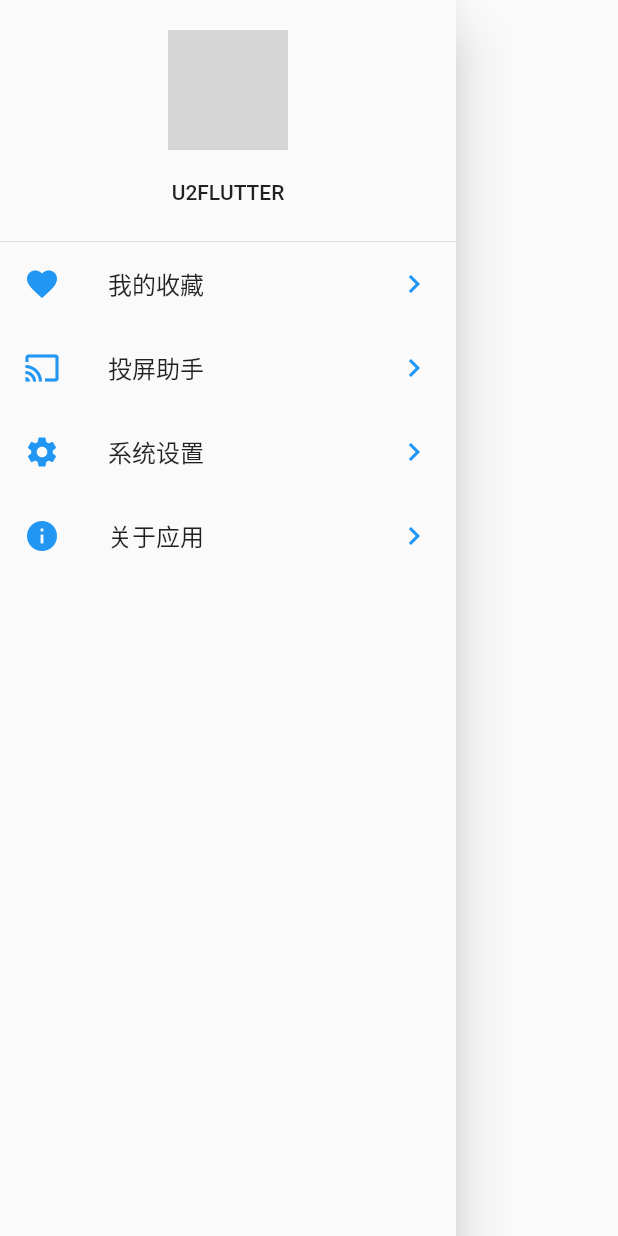
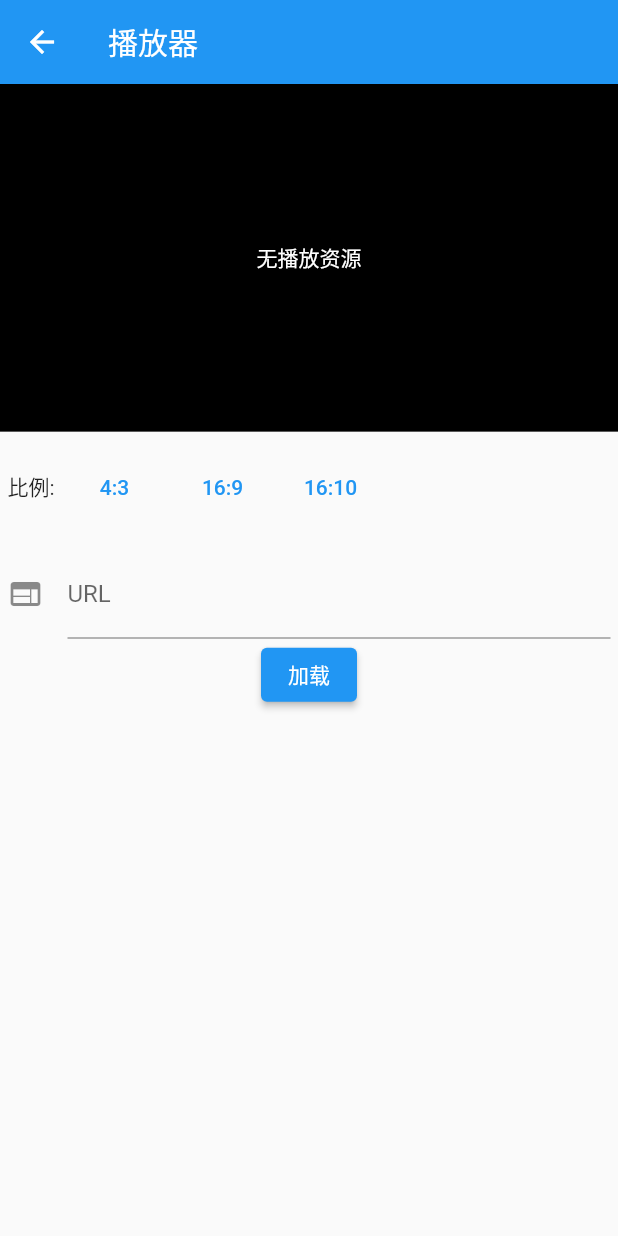
Before and after one commit to suconghou/u2flutter, a Flutter app: the HomeDrawer widget shown alone on an empty page, opened directly, after a tap on "U2FLUTTER", on a phone screen of 412 x 824 dp. Run offline on Flutter 3.47's test engine with Material 2 defaults, Android fonts, the phone set to English and light mode, and no system bars; our stand-ins replace shared_preferences; missing offline and left inert: dlna_dart, mediaindex_dart, u2flutter_player; accounts and stored records are empty; network calls fail; grey boxes are pictures that could not be loaded.

Commit message:
fix: improve

```diff
--- a/lib/api/index.dart
+++ b/lib/api/index.dart
@@ -5,7 +5,8 @@ import '../utils/store.dart';
 
 final _default = 'https://r.suconghou.cn/video/api/v3/';
 
-final _defaulstream = 'http://share.suconghou.cn/video/';
+final _defaulstream =
+    'http://share.suconghou.cn/video/;https://stream.pull.workers.dev/video/';
 
 bool _init = false;
 
--- /dev/null
+++ b/lib/ui/pages/PlayerPage.dart
@@ -0,0 +1,162 @@
+import 'dart:async';
+
+import 'package:flutter/material.dart';
+import 'package:flutter/services.dart';
+import 'package:flutter_app/ui/utils/toast.dart';
+import '../widgets/VideoStreamPlayer.dart';
+
+class PlayerPage extends StatefulWidget {
+  @override
+  State<StatefulWidget> createState() {
+    return _PlayerPageState();
+  }
+}
+
+class _PlayerPageState extends State {
+  String url = "";
+  double ratio = 1.7777;
+  TextEditingController urlController = TextEditingController();
+  final List<String> urls = [];
+  @override
+  Widget build(BuildContext context) {
+    final full = MediaQuery.of(context).orientation == Orientation.landscape;
+    final player = _buildPlayer(url);
+    final page = Scaffold(
+      appBar: AppBar(
+        title: Text("播放器"),
+      ),
+      body: ListView(
+        children: [
+          AspectRatio(
+            aspectRatio: ratio,
+            child: player,
+          ),
+          Container(
+            margin: EdgeInsets.all(5),
+            child: Row(
+              children: [
+                Text(
+                  "比例:",
+                  style: TextStyle(fontSize: 14),
+                ),
+                ButtonBar(
+                  children: [
+                    TextButton(
+                      child: Text("4:3"),
+                      onPressed: () {
+                        setState(() {
+                          ratio = 4 / 3;
+                        });
+                      },
+                    ),
+                    TextButton(
+                      child: Text("16:9"),
+                      onPressed: () {
+                        setState(() {
+                          ratio = 16 / 9;
+                        });
+                      },
+                    ),
+                    TextButton(
+                      child: Text("16:10"),
+                      onPressed: () {
+                        setState(() {
+                          ratio = 16 / 10;
+                        });
+                      },
+                    )
+                  ],
+                )
+              ],
+            ),
+          ),
+          Container(
+            margin: EdgeInsets.all(5),
+            child: Column(
+              children: [
+                TextField(
+                    controller: urlController,
+                    decoration: InputDecoration(
+                      icon: Icon(Icons.web),
+                      labelText: "URL",
+                    )),
+                ElevatedButton(
+                    child: Text("加载"),
+                    onPressed: () {
+                      setState(() {
+                        final u = urlController.value.text.trim();
+                        if (u.isEmpty) {
+                          Toast.toast(context, "请输入正确的URL");
+                          return;
+                        }
+                        if (url == u) {
+                          setState(() {
+                            url = "";
+                          });
+                        }
+                        urls.remove(u);
+                        urls.add(u);
+                        urlController.value = TextEditingValue.empty;
+                        Timer(Duration(milliseconds: 80), () {
+                          setState(() {
+                            url = u;
+                          });
+                        });
+                      });
+                    })
+              ],
+            ),
+          ),
+          Container(
+            alignment: Alignment.topLeft,
+            margin: EdgeInsets.all(5),
+            height: 500,
+            child: ListView(
+              children: urls
+                  .map((e) => InkWell(
+                        child: Container(
+                          padding: EdgeInsets.only(top: 6, bottom: 6, right: 3),
+                          child: Text(
+                            e,
+                            maxLines: 1,
+                            overflow: TextOverflow.ellipsis,
+                            style: TextStyle(overflow: TextOverflow.ellipsis),
+                          ),
+                        ),
+                        onTap: () {
+                          urlController.value = TextEditingValue(text: e);
+                          ClipboardData data = ClipboardData(text: e);
+                          Clipboard.setData(data);
+                          Toast.toast(context, "已复制");
+                        },
+                      ))
+                  .toList(),
+            ),
+          )
+        ],
+      ),
+    );
+
+    return full
+        ? Scaffold(
+            body: Stack(fit: StackFit.expand, children: <Widget>[
+            player,
+          ]))
+        : page;
+  }
+
+  Widget _buildPlayer(String url) {
+    if (url.isEmpty) {
+      return Container(
+        color: Colors.black,
+        child: Center(
+          child: Text(
+            "无播放资源",
+            style: TextStyle(color: Colors.white),
+          ),
+        ),
+      );
+    }
+    return VideoStreamPlayer(url, "");
+  }
+}
--- a/lib/ui/routes.dart
+++ b/lib/ui/routes.dart
@@ -2,6 +2,7 @@ import 'package:flutter/material.dart';
 import 'pages/MainPage.dart';
 import 'pages/FavoritesPage.dart';
 import 'pages/PlayPage.dart';
+import 'pages/PlayerPage.dart';
 import 'pages/SettingsPage.dart';
 import 'pages/AboutPage.dart';
 import 'pages/SharePage.dart';
@@ -12,9 +13,10 @@ final Map<String, WidgetBuilder> routes = {
   "/": (c) => MainPage(),
   '/favorites': (c) => FavoritesPage(),
   '/share': (c) => SharePage(),
-  '/channel':(c)=>ChannelPage(),
-  '/listvideos':(c)=>CListVideos(),
+  '/channel': (c) => ChannelPage(),
+  '/listvideos': (c) => CListVideos(),
   '/play': (c) => PlayPage(),
+  '/player': (c) => PlayerPage(),
   '/about': (c) => AboutPage(),
   '/settings': (c) => SettingsPage(),
 };
--- a/lib/ui/widgets/HomeDrawer.dart
+++ b/lib/ui/widgets/HomeDrawer.dart
@@ -11,7 +11,12 @@ class HomeDrawer extends StatelessWidget {
             padding: EdgeInsets.all(0),
             margin: EdgeInsets.all(0),
             child: InkWell(
-              onTap: () {},
+              onTap: () {
+                Navigator.pushNamed(
+                  context,
+                  '/player',
+                );
+              },
               child: Column(
                 children: [
                   Container(
```
